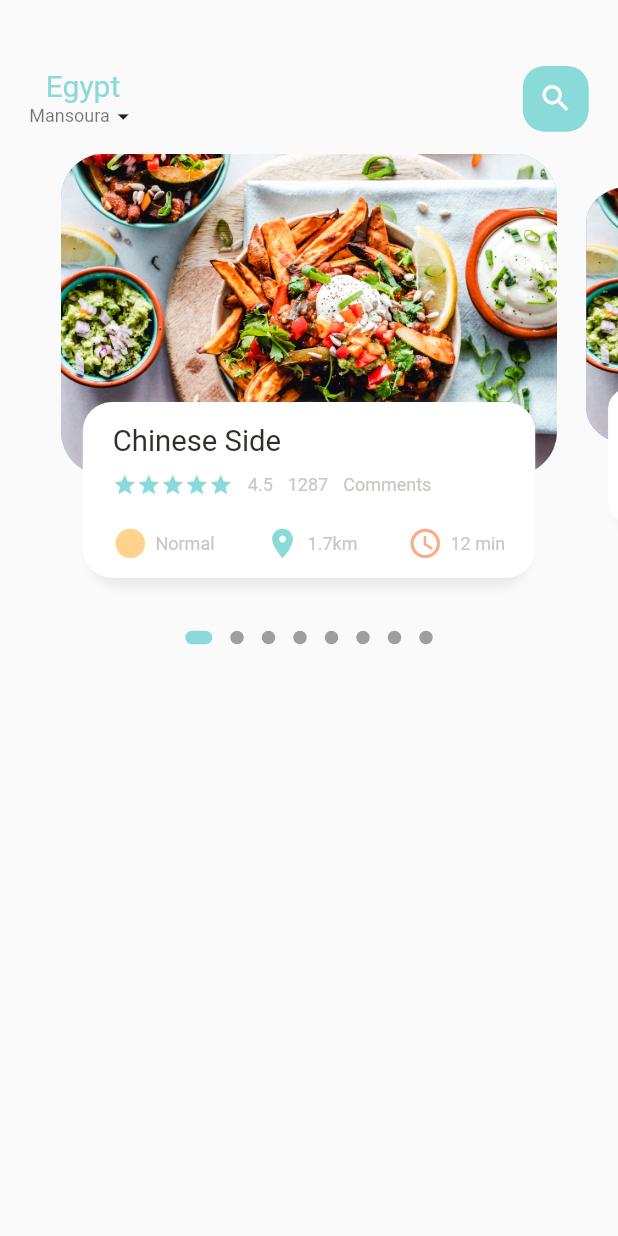
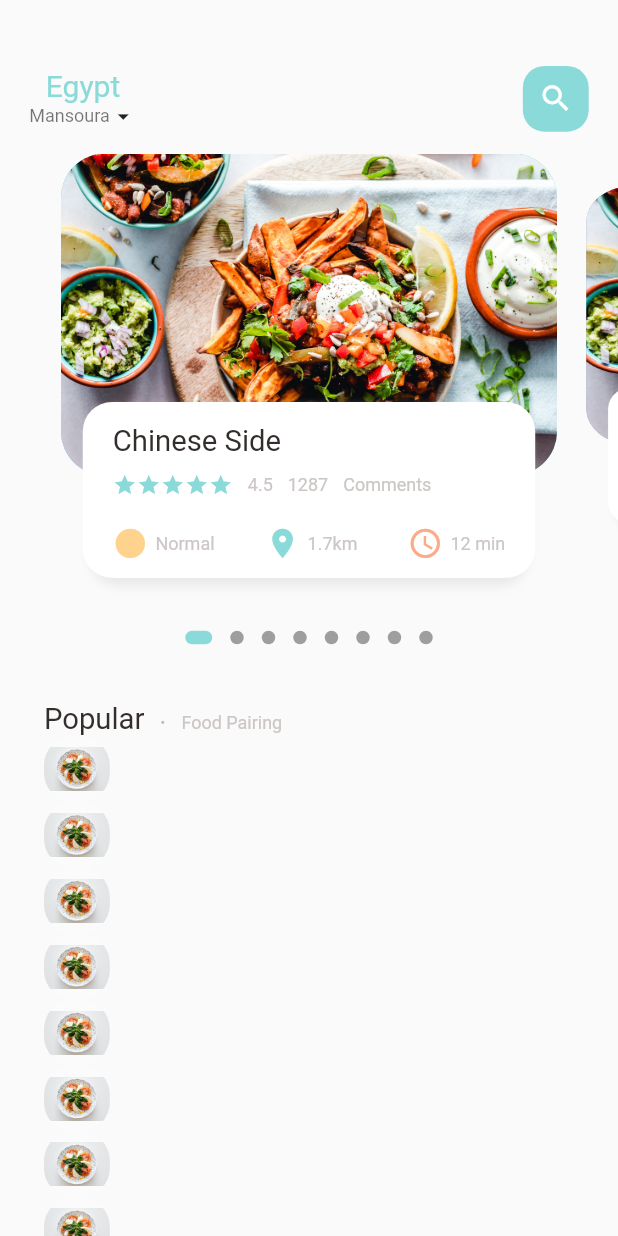
Before and after one commit to ahhmedsafwat/FoodDeliveryApp, a Flutter app: the screen it shows after launch, on a phone screen of 412 x 824 dp. Run offline on Flutter 3.47's test engine with Material 2 defaults, Android fonts, the phone set to English and light mode, and no system bars; drawn by our look-alikes of dots_indicator; our stand-ins replace get.

Commit message:
create popular text section

```diff
--- a/lib/features/home/presentation/views/widgets/main_food_page_body.dart
+++ b/lib/features/home/presentation/views/widgets/main_food_page_body.dart
@@ -1,6 +1,9 @@
 import 'package:flutter/material.dart';
 import 'package:food_delivery_app/core/utils/colors.dart';
 import 'package:food_delivery_app/core/utils/dimension.dart';
+import 'package:food_delivery_app/core/utils/widgets/big_text.dart';
+import 'package:food_delivery_app/core/utils/widgets/small_text.dart';
+import 'package:food_delivery_app/features/home/presentation/views/widgets/popular_text_section.dart';
 
 import 'custom_app_bar.dart';
 import 'food_cards_pageview.dart';
@@ -20,6 +23,47 @@ class FoodPageBody extends StatelessWidget {
         ),
       ),
       const FoodCardsPageView(),
+      SizedBox(height: Dimensions.height30),
+      const PopularTextSecion(),
+      Expanded(child: FoodListView()),
     ]);
   }
 }
+
+class FoodListView extends StatelessWidget {
+  const FoodListView({super.key});
+
+  @override
+  Widget build(BuildContext context) {
+    return ListView.builder(
+      itemCount: 10,
+      itemBuilder: (context, index) {
+        return FoodListViewItem();
+      },
+    );
+  }
+}
+
+class FoodListViewItem extends StatelessWidget {
+  const FoodListViewItem({
+    super.key,
+  });
+
+  @override
+  Widget build(BuildContext context) {
+    return Container(
+      margin: EdgeInsets.symmetric(horizontal: Dimensions.width30),
+      child: Row(children: [
+        Container(
+          width: Dimensions.width45,
+          height: Dimensions.height45,
+          decoration: BoxDecoration(
+              color: Colors.white24,
+              image:
+                  DecorationImage(image: AssetImage('assets/image/food5.jpg')),
+              borderRadius: BorderRadius.circular(Dimensions.radius20)),
+        )
+      ]),
+    );
+  }
+}
--- /dev/null
+++ b/lib/features/home/presentation/views/widgets/popular_text_section.dart
@@ -0,0 +1,36 @@
+import 'package:flutter/material.dart';
+
+import '../../../../../core/utils/dimension.dart';
+import '../../../../../core/utils/widgets/big_text.dart';
+import '../../../../../core/utils/widgets/small_text.dart';
+
+class PopularTextSecion extends StatelessWidget {
+  const PopularTextSecion({
+    super.key,
+  });
+
+  @override
+  Widget build(BuildContext context) {
+    return Container(
+      margin: EdgeInsets.only(left: Dimensions.width30),
+      child: Row(
+        crossAxisAlignment: CrossAxisAlignment.end,
+        children: [
+          const BigText(text: 'Popular'),
+          SizedBox(width: Dimensions.width10),
+          Container(
+            margin: const EdgeInsets.only(bottom: 3),
+            child: const BigText(
+              text: '.',
+              color: Colors.black26,
+            ),
+          ),
+          SizedBox(width: Dimensions.width10),
+          Container(
+              margin: const EdgeInsets.only(bottom: 2),
+              child: const SmallText(text: 'Food Pairing')),
+        ],
+      ),
+    );
+  }
+}
```
